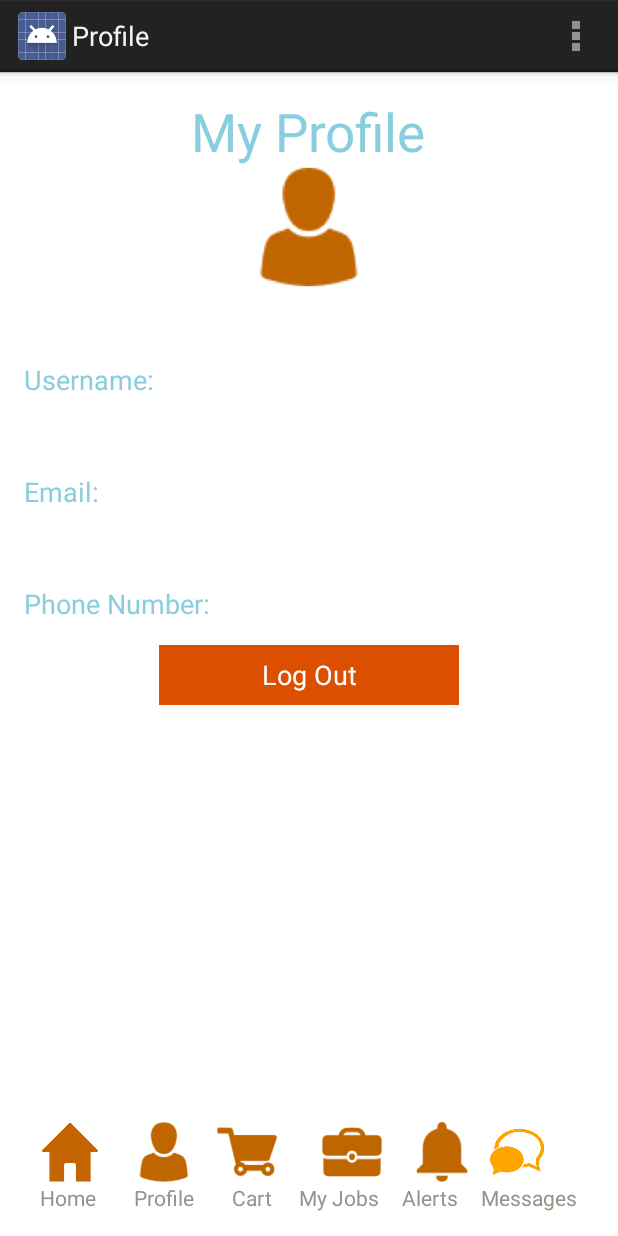
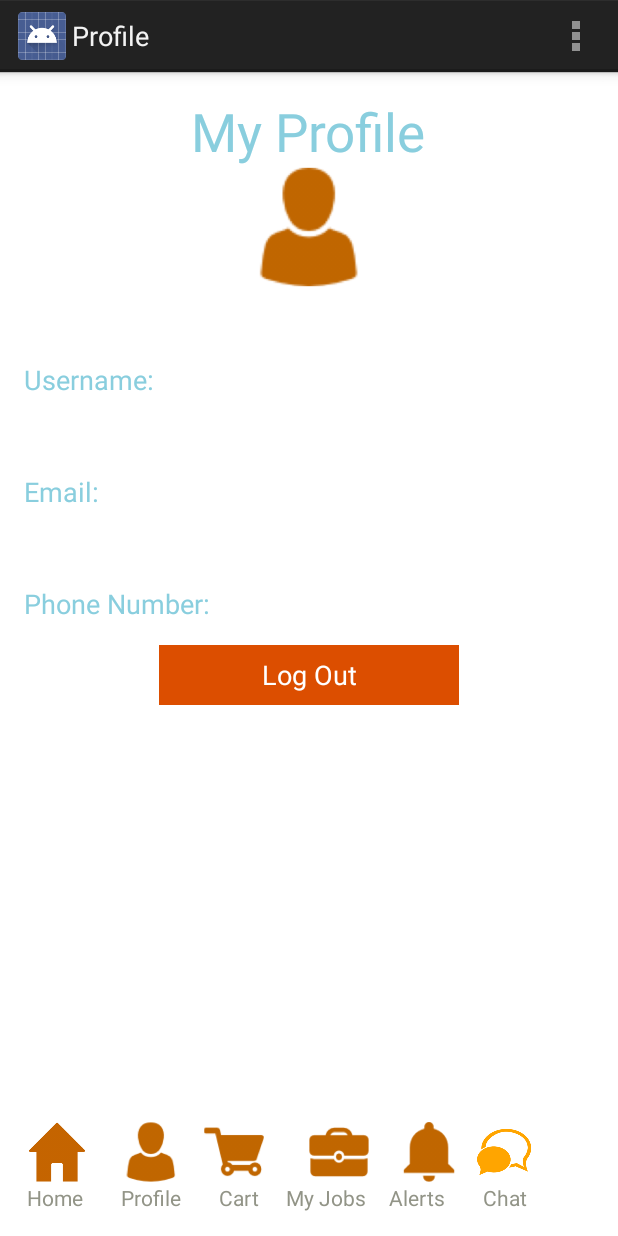
Before and after one commit to LehriHarshal/JobBoard, an Android app: the ProfileActivity screen opened directly, with no data from a screen before it, on a phone screen of 412 x 824 dp. Run offline under Robolectric (Android 15) with nearby library versions, the phone set to English and light mode, and no system bars; 3 statements that could not run were skipped.

Commit message:
Pushing minor fixes with Layout

```diff
--- a/app/src/main/res/layout/activity_job_details.xml
+++ b/app/src/main/res/layout/activity_job_details.xml
@@ -23,7 +23,8 @@
             android:layout_width="match_parent"
             android:layout_height="wrap_content"
             android:orientation="vertical"
-            android:id="@+id/linearLayout2">
+            android:id="@+id/linearLayout2"
+            >
             <LinearLayout
                 android:layout_width="match_parent"
                 android:layout_height="wrap_content">
@@ -328,6 +329,7 @@
         android:layout_height="match_parent"
         android:layout_centerHorizontal="true"
         android:id="@+id/linearLayout_contact_job"
+        android:layout_gravity="bottom"
         >
         <Button
             android:id="@+id/contactJobPosterButton"
@@ -335,7 +337,7 @@
             android:layout_height="wrap_content"
             android:layout_centerHorizontal="true"
             android:layout_marginLeft="20dp"
-            android:layout_marginBottom="20dp"
+            android:layout_marginBottom="5dp"
             android:paddingRight="20dp"
             android:paddingLeft="20dp"
             android:text="Contact Job Poster"
--- a/app/src/main/res/layout/bottom_menu.xml
+++ b/app/src/main/res/layout/bottom_menu.xml
@@ -62,8 +62,8 @@
             android:layout_width="wrap_content"
             android:layout_height="wrap_content"
             android:layout_toRightOf="@id/text_myjobs"
-            android:text="Messages"
-            android:layout_marginLeft = "15dp"
+            android:text="Chat"
+            android:layout_marginLeft = "25dp"
             style="@style/buttonContainer"/>
 
 
--- a/app/src/main/res/layout/profile_tab_view.xml
+++ b/app/src/main/res/layout/profile_tab_view.xml
@@ -198,11 +198,15 @@
         android:clickable="true"
         android:background="@drawable/profile_icon"
         android:layout_below="@+id/title"
-        android:layout_centerHorizontal="true"/>
+        android:layout_centerHorizontal="true"
+        />
 
-
+<RelativeLayout
+    android:layout_width="wrap_content"
+    android:layout_height="wrap_content"
+    android:layout_below="@id/moveForwardButton">
     <include layout = "@layout/bottom_menu" />
-
+</RelativeLayout>
     <!--END TABS AT BOTTOM OF PAGE -->
 
 </RelativeLayout>
```
